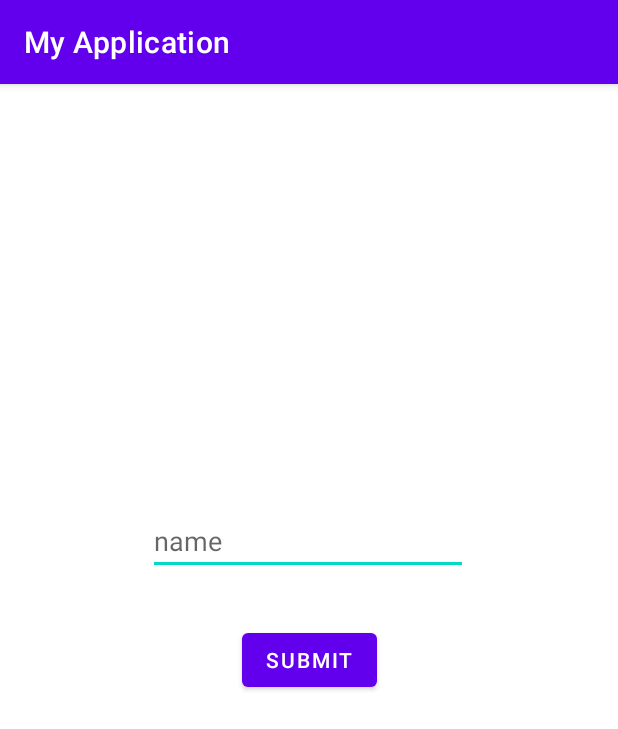
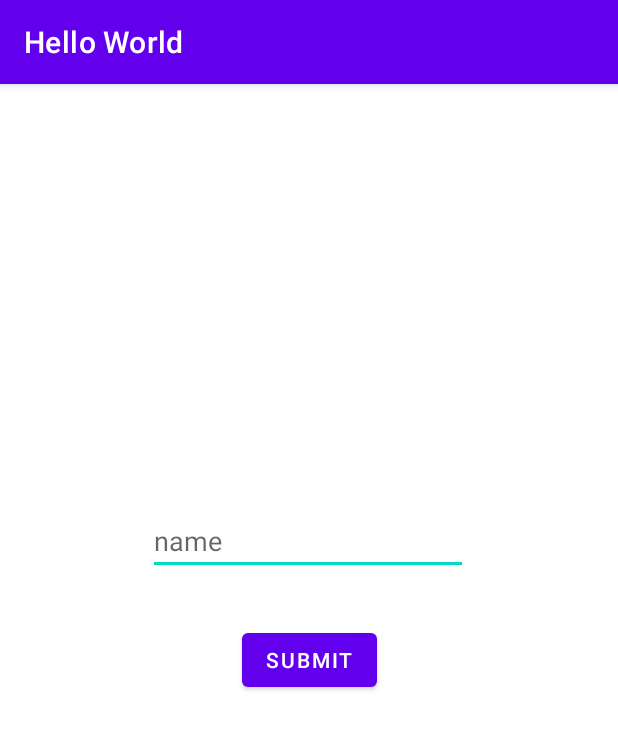
Before and after one commit to swisskill/mp_program1-Swisskill, an Android app: the screen it shows after launch (MainActivity), after a tap on "SUBMIT", on a phone screen of 412 x 824 dp. Shown: the top 729 px of the screen. Run offline under Robolectric (Android 15) with nearby library versions, the phone set to English and light mode, and no system bars.

```diff
--- a/app/src/main/java/com/example/myapplication/HelloViewModel.java
+++ b/app/src/main/java/com/example/myapplication/HelloViewModel.java
@@ -1,6 +1,10 @@
 package com.example.myapplication;
 
+import android.util.Log;
+
 import androidx.lifecycle.ViewModel;
+import androidx.lifecycle.MutableLiveData;
+import androidx.lifecycle.LiveData;
 
 public class HelloViewModel extends ViewModel {
     // TODO: Implement the ViewModel
--- a/app/src/main/java/com/example/myapplication/MainActivity.java
+++ b/app/src/main/java/com/example/myapplication/MainActivity.java
@@ -1,8 +1,12 @@
 package com.example.myapplication;
 
+import androidx.annotation.Nullable;
 import androidx.appcompat.app.AppCompatActivity;
 import androidx.fragment.app.FragmentManager;
+import androidx.lifecycle.Observer;
+import androidx.lifecycle.ViewModelProvider;
 
+import android.util.Log;
 import android.widget.TextView;
 import android.os.Bundle;
 
@@ -18,6 +22,22 @@ public class MainActivity extends AppCompatActivity {
         fragmentManager = getSupportFragmentManager();
         //setup the mainFragment to show.
         fragmentManager.beginTransaction().add(R.id.container, new helloFrag()).commit();
+        HelloViewModel mViewModel;
+
+        mViewModel = new ViewModelProvider(this).get(HelloViewModel.class);
+        mViewModel.getItemLD().observe(this, new Observer<String>() {
+            @Override
+            public void onChanged(@Nullable String v) {
+//                tv1.setText("Parameter1: " +v);
+                Log.d("mViewModel observed name ", v);
+            }
+
+        });;
+        //you need to declare and get viewmodel running
+        //set up an observer as well
+
+
+
 //        TextView myView;
 //        myView = findViewById(R.id.textview);
 //        myView.setText("hello ere?");
--- a/app/src/main/java/com/example/myapplication/helloFrag.java
+++ b/app/src/main/java/com/example/myapplication/helloFrag.java
@@ -1,5 +1,7 @@
 package com.example.myapplication;
 
+import androidx.lifecycle.Observer;
+import androidx.lifecycle.ViewModel;
 import androidx.lifecycle.ViewModelProvider;
 
 import android.os.Bundle;
@@ -8,11 +10,15 @@ import androidx.annotation.NonNull;
 import androidx.annotation.Nullable;
 import androidx.fragment.app.Fragment;
 
+import android.util.Log;
 import android.view.LayoutInflater;
 import android.view.View;
 import android.view.ViewGroup;
 import android.widget.Button;
+import android.widget.EditText;
+import android.widget.TextView;
 import android.widget.Toast;
+
 
 public class helloFrag extends Fragment {
 
@@ -26,22 +32,38 @@ public class helloFrag extends Fragment {
     public View onCreateView(@NonNull LayoutInflater inflater, @Nullable ViewGroup container,
                              @Nullable Bundle savedInstanceState) {
         View myView = inflater.inflate(R.layout.fragment_hello, container, false);
-
+        mViewModel = new ViewModelProvider(requireActivity()).get(HelloViewModel.class);
         Button  btn1 = myView.findViewById(R.id.button2);
+//        TextView tv1 = null;
+//        mViewModel.getItemLD().observe(getViewLifecycleOwner(), new Observer<String>() {
+//            @Override
+//            public void onChanged(@Nullable String s) {
+//                tv1.setText("Parameter1: " +s);
+//            }
+//        });
+        EditText texts = myView.findViewById(R.id.editTextTextPersonName);
         btn1.setOnClickListener(new View.OnClickListener() {
             @Override
             public void onClick(View v) {
-                name.HelloViewModel = //the text that was in the text box
-                Toast.makeText(requireContext(),"Hello (name?)", Toast.LENGTH_SHORT).show();
+//                hey maybe get the data
+                mViewModel.setItem(texts.getText().toString());
+                if (texts.getText().toString().compareTo("Tarnished") == 0){
+                    Toast.makeText(requireContext(),"YOU DIED", Toast.LENGTH_SHORT).show();
+                } else {
+                    Toast.makeText(requireContext(), "Hello " + texts.getText().toString(), Toast.LENGTH_SHORT).show();
+                }
+                Log.d("mViewModel observed name ", texts.getText().toString());
             }
         });
         return myView;
-        //hey when you're in a frag, do the require context. In main activity, do getApplicationContext
+} }
+
+
+//hey when you're in a frag, do the require context. In main activity, do getApplicationContext
 //    @Override
 //    public void onActivityCreated(@Nullable Bundle savedInstanceState) {
 //        super.onActivityCreated(savedInstanceState);
 //        mViewModel = new ViewModelProvider(this).get(HelloViewModel.class);
 //        // TODO: Use the ViewModel
 //    }
-
-} }
+//three methods. prob use
--- a/app/src/main/res/values/strings.xml
+++ b/app/src/main/res/values/strings.xml
@@ -1,3 +1,3 @@
 <resources>
-    <string name="app_name">My Application</string>
+    <string name="app_name">Hello World</string>
 </resources>
```
